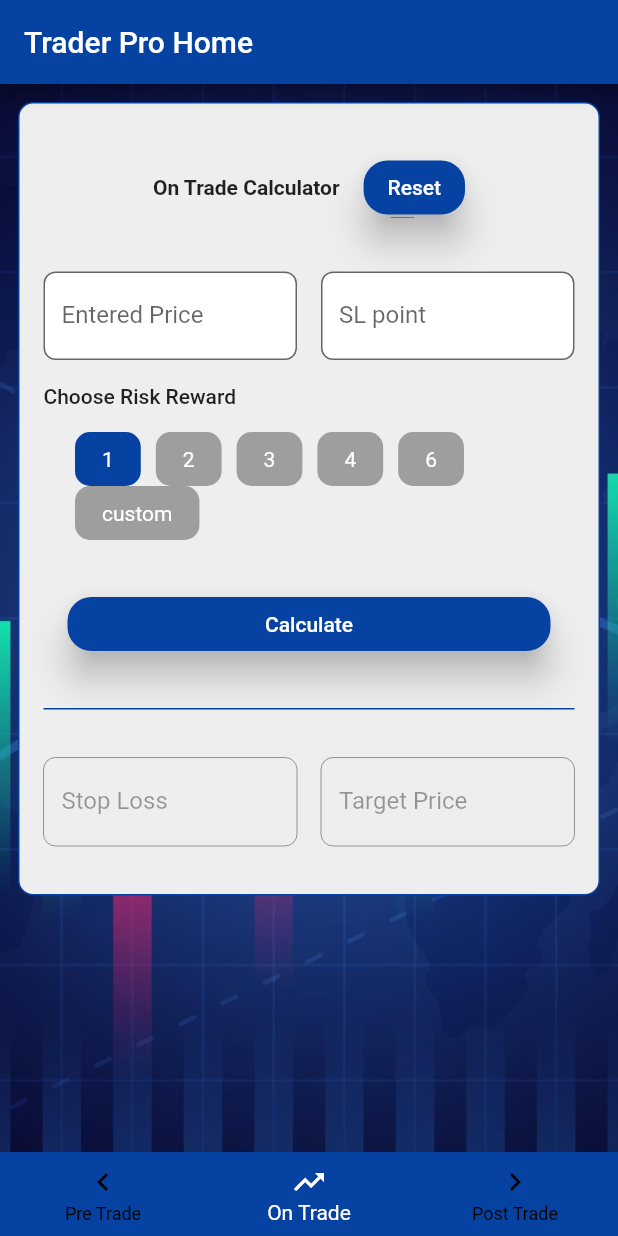
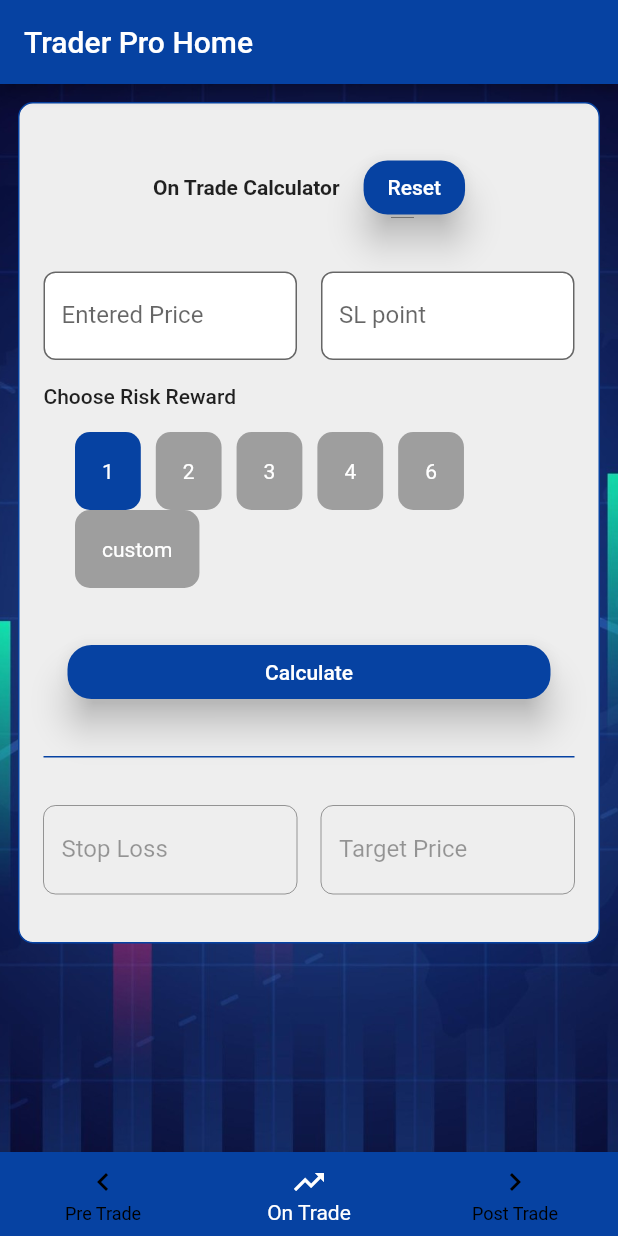
Before and after one commit to mhdsafvankp/TraderPro, a Flutter app: the screen it shows after launch, item 2 of the bottom bar chosen, after a tap on "Reset", on a phone screen of 412 x 824 dp. Run offline on Flutter 3.47's test engine with Material 2 defaults, Android fonts, the phone set to English and light mode, and no system bars.

Commit message:
UI modification

```diff
--- a/lib/view/screens/on_trade_screen.dart
+++ b/lib/view/screens/on_trade_screen.dart
@@ -4,6 +4,7 @@ import 'package:trader_pro/widgets/horizontal_list.dart';
 
 import '../../presenter/on_trade_calculation_presenter.dart';
 import '../../utilities/contants.dart';
+import '../../widgets/button.dart';
 import '../../widgets/input_field.dart';
 import '../../widgets/responsive_widget.dart';
 import '../view_contracts/on_trade_calc_view_contract.dart';
@@ -286,29 +287,17 @@ class _OnTradeScreenState extends State<OnTradeScreen>
                                 ),
                                 Padding(
                                   padding: const EdgeInsets.only(left: 16),
-                                  child: ElevatedButton(
+                                  child: MyButton(
                                         onPressed: () {
-                                      FocusManager.instance.primaryFocus?.unfocus();
+                                          FocusManager.instance.primaryFocus
+                                              ?.unfocus();
                                           entryController.clear();
                                           customController.clear();
                                           slPointsController.clear();
                                           stopLossController.clear();
                                           targetPriceController.clear();
                                         },
-                                    style: ButtonStyle(
-                                        backgroundColor:
-                                        MaterialStateProperty.all<Color>(
-                                            const Color(0xff0642a2)),
-                                        shape: MaterialStateProperty.all(
-                                          RoundedRectangleBorder(
-                                            // Change your radius here
-                                            borderRadius: BorderRadius.circular(16),
-                                          ),
-                                        ),
-                                        elevation: MaterialStateProperty.all(10)),
-                                    child: const Text('Reset'),
-                                  ),
-                                )
+                                        title: 'Reset'))
                               ],
                             ),
                           ),
@@ -370,9 +359,10 @@ class _OnTradeScreenState extends State<OnTradeScreen>
                           child: Row(
                             children: [
                               Expanded(
-                                child: ElevatedButton(
+                                child: MyButton(
                                     onPressed: () {
-                                    FocusManager.instance.primaryFocus?.unfocus();
+                                      FocusManager.instance.primaryFocus
+                                          ?.unfocus();
                                       if (_formKey.currentState!.validate()) {
                                         presenter.calculate(
                                             entryController.text,
@@ -383,19 +373,7 @@ class _OnTradeScreenState extends State<OnTradeScreen>
                                         presenter.error(fieldsMissingError);
                                       }
                                     },
-                                  child: Text('Calculate'),
-                                  style: ButtonStyle(
-                                      backgroundColor:
-                                      MaterialStateProperty.all<Color>(
-                                          const Color(0xff0642a2)),
-                                      shape: MaterialStateProperty.all(
-                                        RoundedRectangleBorder(
-                                          // Change your radius here
-                                          borderRadius: BorderRadius.circular(16),
-                                        ),
-                                      ),
-                                      elevation: MaterialStateProperty.all(10)),
-                                ),
+                                    title: 'Calculate'),
                               ),
                             ],
                           ),
--- a/lib/view/screens/pre_trade_screen.dart
+++ b/lib/view/screens/pre_trade_screen.dart
@@ -3,6 +3,7 @@ import 'package:trader_pro/model/calculation_model.dart';
 
 import '../../presenter/pre_trade_calculation_presenter.dart';
 import '../../utilities/contants.dart';
+import '../../widgets/button.dart';
 import '../../widgets/input_field.dart';
 import '../../widgets/responsive_widget.dart';
 import '../view_contracts/pre_trade_calc_view_contract.dart';
@@ -354,28 +355,16 @@ class _MyHomePageState extends State<MyHomePage> implements PreTradeCalViewContr
                                 ),
                                 Padding(
                                   padding: const EdgeInsets.only(left: 16),
-                                  child: ElevatedButton(
+                                  child: MyButton(
                                         onPressed: () {
-                                      FocusManager.instance.primaryFocus?.unfocus();
+                                          FocusManager.instance.primaryFocus
+                                              ?.unfocus();
                                           quantityController.clear();
                                           riskController.clear();
                                           slController.clear();
                                           deltaController.clear();
                                         },
-                                    style: ButtonStyle(
-                                        backgroundColor:
-                                        MaterialStateProperty.all<Color>(
-                                            const Color(0xff0642a2)),
-                                        shape: MaterialStateProperty.all(
-                                          RoundedRectangleBorder(
-                                            // Change your radius here
-                                            borderRadius: BorderRadius.circular(16),
-                                          ),
-                                        ),
-                                        elevation: MaterialStateProperty.all(10)),
-                                    child: const Text('Reset'),
-                                  ),
-                                )
+                                        title: 'Reset'))
                               ],
                             ),
                           ),
@@ -545,9 +534,10 @@ class _MyHomePageState extends State<MyHomePage> implements PreTradeCalViewContr
                         Row(
                           children: [
                             Expanded(
-                              child: ElevatedButton(
+                              child: MyButton(
                                   onPressed: () {
-                                  FocusManager.instance.primaryFocus?.unfocus();
+                                    FocusManager.instance.primaryFocus
+                                        ?.unfocus();
                                     if (_formKey.currentState!.validate()) {
                                       print('no error');
                                       presenter.calculate(
@@ -561,19 +551,7 @@ class _MyHomePageState extends State<MyHomePage> implements PreTradeCalViewContr
                                       print('there is an error!!');
                                     }
                                   },
-                                child: Text('Calculate'),
-                                style: ButtonStyle(
-                                    backgroundColor:
-                                    MaterialStateProperty.all<Color>(
-                                        const Color(0xff0642a2)),
-                                    shape: MaterialStateProperty.all(
-                                      RoundedRectangleBorder(
-                                        // Change your radius here
-                                        borderRadius: BorderRadius.circular(16),
-                                      ),
-                                    ),
-                                    elevation: MaterialStateProperty.all(10)),
-                              ),
+                                  title: 'Calculate'),
                             ),
                           ],
                         )
--- /dev/null
+++ b/lib/widgets/button.dart
@@ -0,0 +1,30 @@
+
+import 'package:flutter/material.dart';
+
+
+class MyButton extends StatelessWidget {
+  const MyButton({super.key, required this.onPressed, required this.title});
+
+
+  final Function() onPressed;
+  final String title;
+
+  @override
+  Widget build(BuildContext context) {
+    return ElevatedButton(
+      onPressed: onPressed,
+      style: ButtonStyle(
+          backgroundColor:
+          MaterialStateProperty.all<Color>(
+              const Color(0xff0642a2)),
+          shape: MaterialStateProperty.all(
+            RoundedRectangleBorder(
+              // Change your radius here
+              borderRadius: BorderRadius.circular(16),
+            ),
+          ),
+          elevation: MaterialStateProperty.all(10)),
+      child: Text(title , style: TextStyle(color: Colors.white),),
+    );
+  }
+}
--- a/lib/widgets/horizontal_list.dart
+++ b/lib/widgets/horizontal_list.dart
@@ -49,7 +49,7 @@ class _HorizontalOptionsState extends State<HorizontalOptions> {
               borderRadius: BorderRadius.circular(10),
             ),
             child: Padding(
-              padding: const EdgeInsets.symmetric(horizontal: 8),
+              padding: const EdgeInsets.symmetric(horizontal: 8 , vertical: 8),
               child: Text(
                 option,
                 style: TextStyle(
--- a/lib/widgets/input_field.dart
+++ b/lib/widgets/input_field.dart
@@ -31,6 +31,9 @@ class NumberTextField extends StatelessWidget {
         }
         return null; // Return null if the name is valid
       },
+      style: TextStyle(
+          color: Colors.black
+      ),
       readOnly: readOnly,
       enabled: !readOnly,
       onChanged: onChanged,
```
Lines whose indentation alone changed are shown as unchanged.
